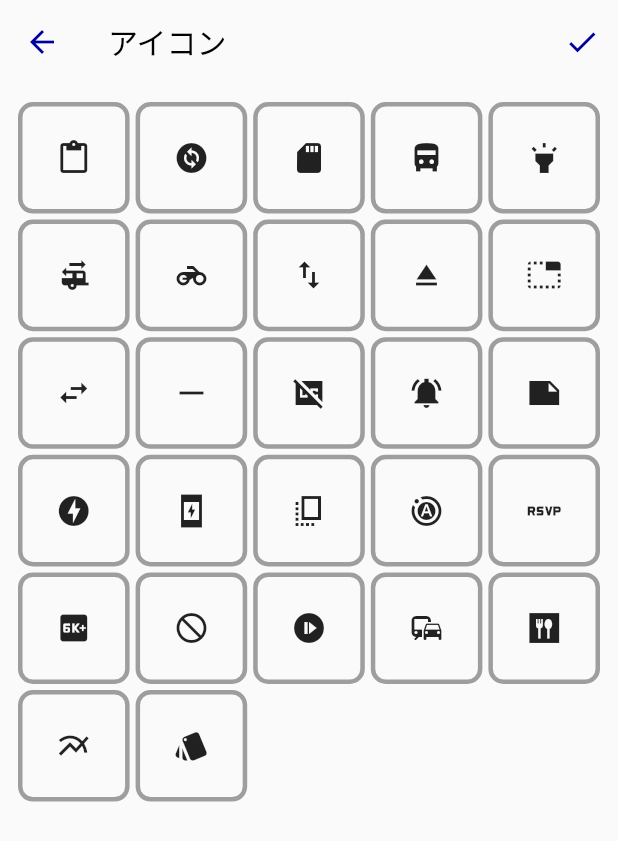
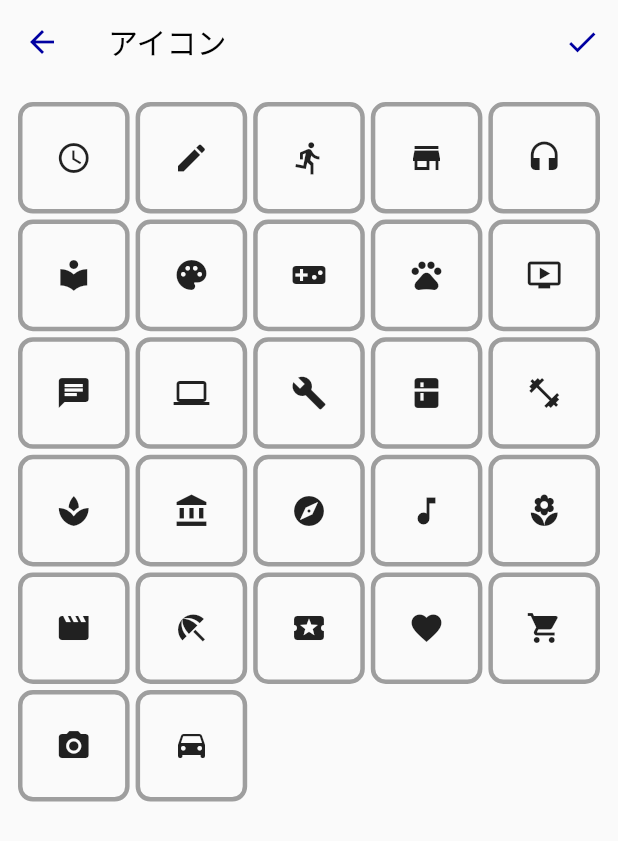
Before and after one commit to thoth000/zikanri, a Flutter app: the EditIconPage screen opened directly, on a phone screen of 412 x 824 dp. Shown: the top 841 px of the screen. Run offline on Flutter 3.47's test engine with Material 2 defaults, Android fonts, the phone set to English and light mode, and no system bars; our stand-ins replace cloud_firestore, firebase_auth, firebase_core, flutter_local_notifications, flutter_swiper, hive and 3 more; missing offline and left inert: esys_flutter_share, flutter_circular_chart, launch_review; accounts and stored records are empty.

Commit message:
レポートやらなきゃ

```diff
--- a/lib/config.dart
+++ b/lib/config.dart
@@ -35,7 +35,7 @@ class Vib {
   }
 }
 
-const List<int> iconList = [
+final List<int> iconList = [
   57746,
   57680,
   58726,
@@ -65,6 +65,36 @@ const List<int> iconList = [
   58899,
 ];
 
+final List<int> newIconList = [
+  Icons.access_time.codePoint,
+  Icons.edit.codePoint,
+  Icons.directions_run.codePoint,
+  Icons.store.codePoint,
+  Icons.headset.codePoint,
+  Icons.local_library.codePoint,
+  Icons.palette.codePoint,
+  Icons.videogame_asset.codePoint,
+  Icons.pets.codePoint,
+  Icons.ondemand_video.codePoint,
+  Icons.chat.codePoint,
+  Icons.computer.codePoint,
+  Icons.build.codePoint,
+  Icons.kitchen.codePoint,
+  Icons.fitness_center.codePoint,
+  Icons.spa.codePoint,
+  Icons.account_balance.codePoint,
+  Icons.explore.codePoint,
+  Icons.music_note.codePoint,
+  Icons.local_florist.codePoint,
+  Icons.movie.codePoint,
+  Icons.beach_access.codePoint,
+  Icons.local_play.codePoint,
+  Icons.favorite.codePoint,
+  Icons.local_grocery_store.codePoint,
+  Icons.local_see.codePoint,
+  Icons.time_to_leave.codePoint,
+];
+
 const List<int> achiveM = [500, 1000, 3000, 5000, 10000];
 const List<int> achiveD = [1, 3, 7, 30, 100];
 
--- a/lib/ui/category/icon.dart
+++ b/lib/ui/category/icon.dart
@@ -57,7 +57,7 @@ class _EditIconPageState extends State<EditIconPage> {
         padding: const EdgeInsets.all(10),
         child: Wrap(
           children: [
-            for (int i = 0; i < iconList.length; i++)
+            for (int i = 0; i < newIconList.length; i++)
               Container(
                 height: displaySize.width / 5 - 8,
                 width: displaySize.width / 5 - 8,
@@ -65,17 +65,17 @@ class _EditIconPageState extends State<EditIconPage> {
                 decoration: BoxDecoration(
                   borderRadius: BorderRadius.circular(10),
                   border: Border.all(
-                    color: (selectedIcon == iconList[i]) ? color : Colors.grey,
+                    color: (selectedIcon == newIconList[i]) ? color : Colors.grey,
                     width: 3,
                   ),
                 ),
                 child: FlatButton(
                   onPressed: () {
-                    selectIcon(iconList[i]);
+                    selectIcon(newIconList[i]);
                   },
                   child: Center(
                     child: Icon(
-                      IconData(iconList[i], fontFamily: 'MaterialIcons'),
+                      IconData(newIconList[i], fontFamily: 'MaterialIcons'),
                     ),
                   ),
                 ),
--- a/lib/ui/home/record_button.dart
+++ b/lib/ui/home/record_button.dart
@@ -405,7 +405,7 @@ class ActivityInfoWidget extends StatelessWidget {
                   ),
                   keyboardType: TextInputType.number,
                   inputFormatters: <TextInputFormatter>[
-                    WhitelistingTextInputFormatter.digitsOnly,
+                    FilteringTextInputFormatter.digitsOnly,
                   ],
                   textInputAction: TextInputAction.go,
                   decoration: InputDecoration(
--- a/lib/ui/home/today.dart
+++ b/lib/ui/home/today.dart
@@ -274,7 +274,7 @@ class _AddSheetState extends State<AddSheet> {
               keyboardType: TextInputType.number,
               textInputAction: TextInputAction.go,
               inputFormatters: [
-                WhitelistingTextInputFormatter.digitsOnly,
+                FilteringTextInputFormatter.digitsOnly,
               ],
               decoration: InputDecoration(
                 fillColor: Colors.grey,
--- a/lib/ui/splash.dart
+++ b/lib/ui/splash.dart
@@ -39,6 +39,10 @@ class _SplashPageState extends State<SplashPage> {
       await userData.splashFunc();
       await theme.initialize();
       await userData.initialize();
+      if(userData.categories[0][0]==57746){
+        await userData.switchIconNum();
+        await userData.initialize();
+      }
       await userData.updateCheckD(userDataBox.get('totalPassedDays'));
       //version違う場合：1.1.0～ユーザー
       if (version != await Hive.box('userData').get('version')) {
```
Also changed, not shown: lib/controller/user_data_notifier.dart (+15 -8 lines), pubspec.lock.
